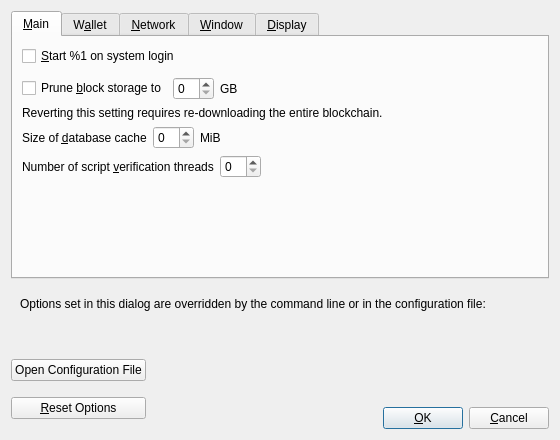
First picture: the form in src/qt/forms/optionsdialog.ui, repository VeriBlock/pop-pexa, before the edit.
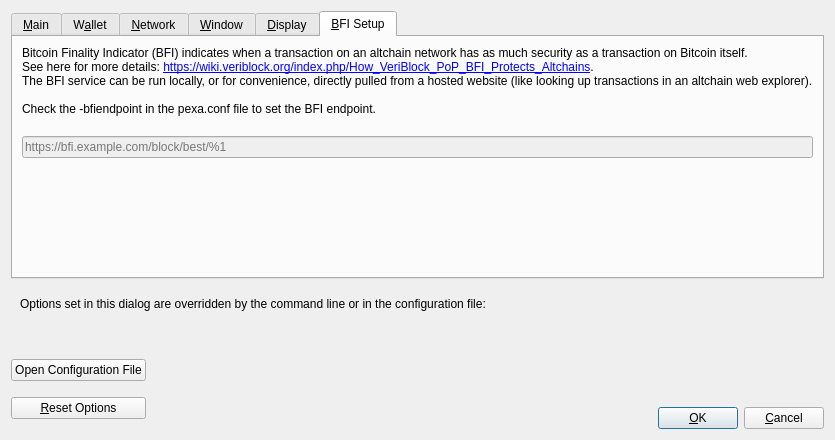
Second picture: the form after the edit. The open tabs and pages were chosen to show the change. Custom widgets are drawn as their Qt base class.

```diff
--- a/src/qt/forms/optionsdialog.ui
+++ b/src/qt/forms/optionsdialog.ui
@@ -612,7 +612,8 @@
        </item>
       </layout>
      </widget>
-     <widget class="QWidget" name="tabDisplay">
+	 
+	 <widget class="QWidget" name="tabDisplay">
       <attribute name="title">
        <string>&amp;Display</string>
       </attribute>
@@ -707,6 +708,62 @@
        </item>
       </layout>
      </widget>
+	 
+	 <widget class="QWidget" name="tabBFI">
+      <attribute name="title">
+       <string>&amp;BFI Setup</string>
+      </attribute>
+      <layout class="QVBoxLayout" name="verticalLayout_BFI">
+       
+	<item>
+          <widget class="QLabel" name="bfiInfoLabel">
+           <property name="toolTip">
+            <string>Bitcoin Finality Indicator (BFI) indicates when a transaction on an altchain network has as much security as a transaction on Bitcoin itself.</string>
+           </property>
+           <property name="textFormat">
+            <enum>Qt::RichText</enum>
+           </property>
+           <property name="openExternalLinks">
+            <bool>true</bool>
+           </property>
+
+           <property name="text">
+           <string>Bitcoin Finality Indicator (BFI) indicates when a transaction on an altchain network has as much security as a transaction on Bitcoin itself.&lt;br&gt;See here for more details: &lt;a href='https://wiki.veriblock.org/index.php/How_VeriBlock_PoP_BFI_Protects_Altchains'&gt;https://wiki.veriblock.org/index.php/How_VeriBlock_PoP_BFI_Protects_Altchains&lt;/a&gt;.&lt;br&gt;The BFI service can be run locally, or for convenience, directly pulled from a hosted website (like looking up transactions in an altchain web explorer).&lt;br&gt;&lt;br&gt;Check the -bfiendpoint in the pexa.conf file to set the BFI endpoint.&lt;br&gt;</string>
+           </property>
+           
+          </widget>
+         </item>
+         <item>
+          <widget class="QLineEdit" name="bfiDataSourceUrls">
+           <property name="toolTip">
+            <string>BFI data source end point.</string>
+           </property>
+           <property name="placeholderText">
+            <string notr="true">https://bfi.example.com/block/best/%1</string>
+           </property>
+
+           <property name="enabled">
+            <bool>false</bool>
+           </property>
+          </widget>
+         </item>
+		 
+       <item>
+        <spacer name="verticalSpacer_BFI">
+         <property name="orientation">
+          <enum>Qt::Vertical</enum>
+         </property>
+         <property name="sizeHint" stdset="0">
+          <size>
+           <width>20</width>
+           <height>40</height>
+          </size>
+         </property>
+        </spacer>
+       </item>
+      </layout>
+     </widget>
+     
     </widget>
    </item>
    <item>
```
Left out of the diff: 1 changed line with no effect on the pictures.
